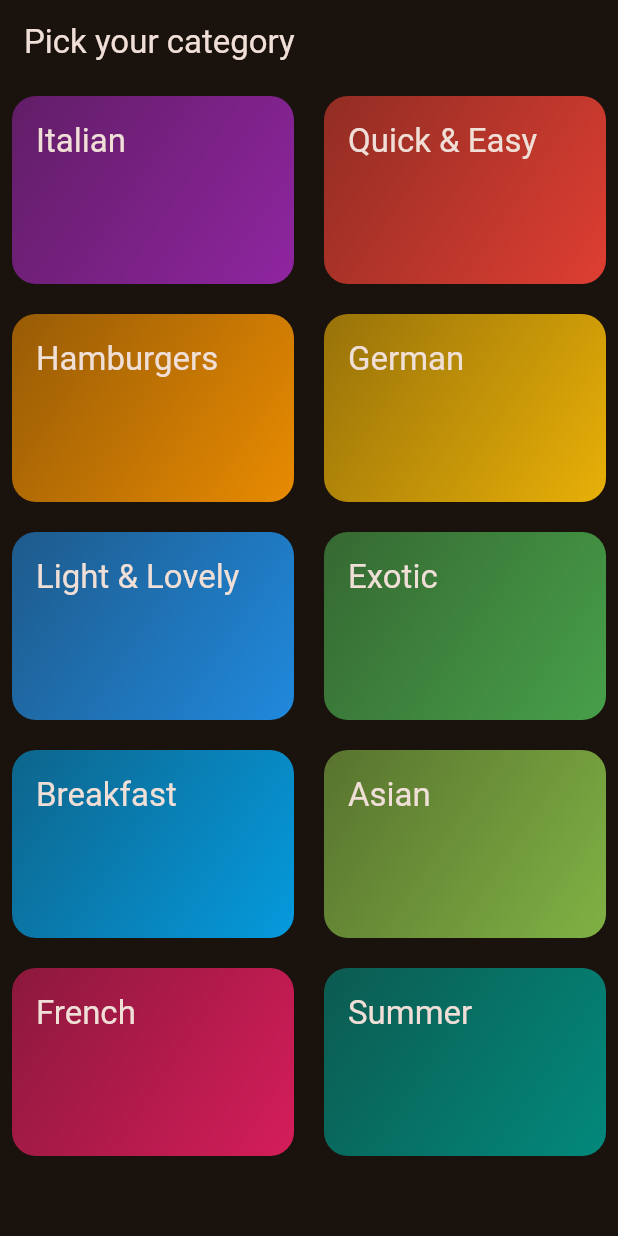
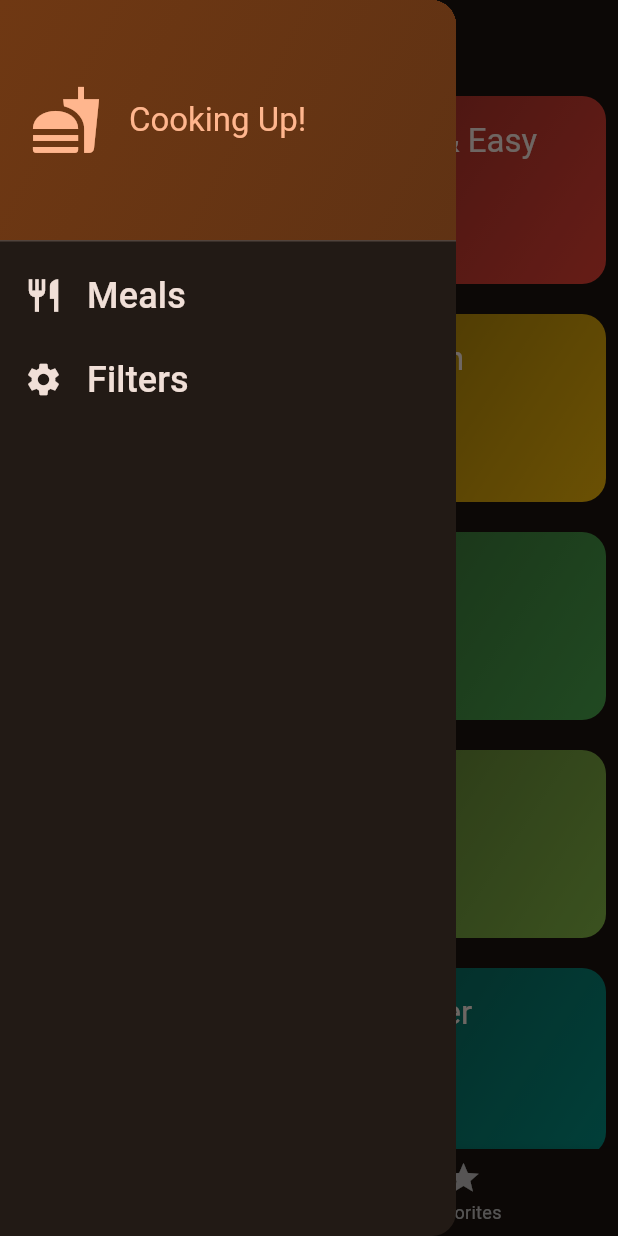
Before and after one commit to jerhamiltron/meals_app, a Flutter app: the screen it shows after launch, with the side drawer open (before the commit the screen has no drawer), on a phone screen of 412 x 824 dp. Run offline on Flutter 3.47's test engine with Material 3 defaults, Android fonts, the phone set to English and light mode, and no system bars; our stand-ins replace flutter_riverpod, transparent_image.

Commit message:
added provider for app wide state mgmt

```diff
--- a/lib/main.dart
+++ b/lib/main.dart
@@ -1,6 +1,7 @@
 import 'package:flutter/material.dart';
+import 'package:flutter_riverpod/flutter_riverpod.dart';
 
-import 'package:meals_app/screens/categories.dart';
+import 'package:meals_app/screens/tabs.dart';
 
 final theme = ThemeData(
   useMaterial3: true,
@@ -11,7 +12,7 @@ final theme = ThemeData(
 );
 
 void main() {
-  runApp(const App());
+  runApp(const ProviderScope(child: App()));
 }
 
 class App extends StatelessWidget {
@@ -21,7 +22,8 @@ class App extends StatelessWidget {
   Widget build(BuildContext context) {
     return MaterialApp(
       theme: theme,
-      home: const CategoriesScreen(),
+      home: const TabsScreen(),
+      debugShowCheckedModeBanner: false,
     );
   }
 }
--- /dev/null
+++ b/lib/providers/meals_provider.dart
@@ -0,0 +1,6 @@
+import 'package:flutter_riverpod/flutter_riverpod.dart';
+import 'package:meals_app/data/dummy_data.dart';
+
+final mealsProvider = Provider((ref) {
+  return dummyMeals;
+});
--- a/lib/screens/categories.dart
+++ b/lib/screens/categories.dart
@@ -1,14 +1,20 @@
 import 'package:flutter/material.dart';
 import 'package:meals_app/data/dummy_data.dart';
 import 'package:meals_app/models/category.dart';
+import 'package:meals_app/models/meal.dart';
 import 'package:meals_app/screens/meals.dart';
 import 'package:meals_app/widgets/category_grid_item.dart';
 
 class CategoriesScreen extends StatelessWidget {
-  const CategoriesScreen({super.key});
+  const CategoriesScreen({
+    super.key,
+    required this.filteredMeals,
+  });
+
+  final List<Meal> filteredMeals;
 
   void _selectCategory(BuildContext context, Category category) {
-    var meals = dummyMeals
+    var meals = filteredMeals
         .where((meal) => meal.categories.contains(category.id))
         .toList();
 
@@ -18,7 +24,6 @@ class CategoriesScreen extends StatelessWidget {
         builder: (context) => MealsScreen(
           title: category.title,
           meals: meals,
-          category: category,
         ),
       ),
     );
@@ -26,11 +31,7 @@ class CategoriesScreen extends StatelessWidget {
 
   @override
   Widget build(BuildContext context) {
-    return Scaffold(
-      appBar: AppBar(
-        title: const Text('Pick your category'),
-      ),
-      body: GridView(
+    return GridView(
       padding: const EdgeInsets.all(8),
       gridDelegate: const SliverGridDelegateWithFixedCrossAxisCount(
         crossAxisCount: 2,
@@ -48,7 +49,6 @@ class CategoriesScreen extends StatelessWidget {
                 _selectCategory(context, category);
               })
       ],
-      ),
     );
   }
 }
--- /dev/null
+++ b/lib/screens/tabs.dart
@@ -0,0 +1,111 @@
+import 'package:flutter/material.dart';
+import 'package:flutter_riverpod/flutter_riverpod.dart';
+
+// Screens
+import 'package:meals_app/screens/categories.dart';
+import 'package:meals_app/screens/filters.dart';
+import 'package:meals_app/screens/meals.dart';
+
+// Widgets
+import 'package:meals_app/widgets/main_drawer.dart';
+
+// Providers
+import 'package:meals_app/providers/meals_provider.dart';
+import 'package:meals_app/providers/favorites_provider.dart';
+import 'package:meals_app/providers/filters_provider.dart';
+
+const kInitialFilters = {
+  Filter.glutenFree: false,
+  Filter.lactoseFree: false,
+  Filter.vegetarian: false,
+  Filter.vegan: false,
+};
+
+class TabsScreen extends ConsumerStatefulWidget {
+  const TabsScreen({super.key});
+
+  @override
+  ConsumerState<TabsScreen> createState() => _TabsScreenState();
+}
+
+class _TabsScreenState extends ConsumerState<TabsScreen> {
+  int _selectedPage = 0;
+
+  void _selectPage(int index) {
+    setState(() {
+      _selectedPage = index;
+    });
+  }
+
+  void _setScreen(String identifier) async {
+    Navigator.of(context).pop();
+
+    if (identifier == 'filters') {
+      await Navigator.of(context).push<Map<Filter, bool>>(
+        MaterialPageRoute(
+          builder: (context) => const FiltersScreen(),
+        ),
+      );
+    }
+  }
+
+  @override
+  Widget build(BuildContext context) {
+    final meals = ref.watch(mealsProvider);
+    final activeFilters = ref.watch(filtersProvider);
+
+    final filteredMeals = meals.where((meal) {
+      if (activeFilters[Filter.glutenFree]! && !meal.isGlutenFree) {
+        return false;
+      }
+      if (activeFilters[Filter.lactoseFree]! && !meal.isLactoseFree) {
+        return false;
+      }
+      if (activeFilters[Filter.vegetarian]! && !meal.isVegetarian) {
+        return false;
+      }
+      if (activeFilters[Filter.vegan]! && !meal.isVegan) {
+        return false;
+      }
+      return true;
+    }).toList();
+
+    final favoriteMeals = ref.watch(favoritesProvider);
+
+    Widget activePage = CategoriesScreen(
+      filteredMeals: filteredMeals,
+    );
+    var activeTitle = 'Categories';
+
+    if (_selectedPage == 1) {
+      activePage = MealsScreen(
+        meals: favoriteMeals,
+      );
+      activeTitle = 'Favorites';
+    }
+
+    return Scaffold(
+      appBar: AppBar(title: Text(activeTitle)),
+      drawer: MainDrawer(
+        onSelectScreen: _setScreen,
+      ),
+      body: activePage,
+      bottomNavigationBar: BottomNavigationBar(
+        onTap: (index) {
+          _selectPage(index);
+        },
+        currentIndex: _selectedPage,
+        items: const [
+          BottomNavigationBarItem(
+            icon: Icon(Icons.set_meal),
+            label: 'Categories',
+          ),
+          BottomNavigationBarItem(
+            icon: Icon(Icons.star),
+            label: 'Favorites',
+          ),
+        ],
+      ),
+    );
+  }
+}
--- a/lib/widgets/category_grid_item.dart
+++ b/lib/widgets/category_grid_item.dart
@@ -34,7 +34,7 @@ class CategoryGridItem extends StatelessWidget {
           style: Theme.of(context)
               .textTheme
               .titleLarge!
-              .copyWith(color: Theme.of(context).colorScheme.onBackground),
+              .copyWith(color: Theme.of(context).colorScheme.onSurface),
         ),
       ),
     );
--- /dev/null
+++ b/lib/widgets/main_drawer.dart
@@ -0,0 +1,83 @@
+import 'package:flutter/material.dart';
+
+class MainDrawer extends StatelessWidget {
+  const MainDrawer({super.key, required this.onSelectScreen});
+
+  final void Function(String identifier) onSelectScreen;
+
+  @override
+  Widget build(BuildContext context) {
+    return Drawer(
+        elevation: 3,
+        child: Column(
+          children: [
+            DrawerHeader(
+              padding: const EdgeInsets.all(20),
+              decoration: BoxDecoration(
+                  gradient: LinearGradient(
+                colors: [
+                  Theme.of(context).colorScheme.primaryContainer,
+                  Theme.of(context)
+                      .colorScheme
+                      .primaryContainer
+                      .withOpacity(0.8),
+                ],
+                begin: Alignment.topLeft,
+                end: Alignment.bottomRight,
+              )),
+              child: Row(
+                children: [
+                  Icon(
+                    Icons.fastfood,
+                    size: 48,
+                    color: Theme.of(context).colorScheme.primary,
+                  ),
+                  const SizedBox(width: 18),
+                  Text(
+                    'Cooking Up!',
+                    style: Theme.of(context)
+                        .textTheme
+                        .titleLarge!
+                        .copyWith(color: Theme.of(context).colorScheme.primary),
+                  ),
+                ],
+              ),
+            ),
+            ListTile(
+              onTap: () {
+                onSelectScreen('meals');
+              },
+              leading: Icon(
+                Icons.restaurant,
+                size: 26,
+                color: Theme.of(context).colorScheme.onSurface,
+              ),
+              title: Text(
+                'Meals',
+                style: Theme.of(context).textTheme.titleSmall!.copyWith(
+                      color: Theme.of(context).colorScheme.onSurface,
+                      fontSize: 24,
+                    ),
+              ),
+            ),
+            ListTile(
+              onTap: () {
+                onSelectScreen('filters');
+              },
+              leading: Icon(
+                Icons.settings,
+                size: 26,
+                color: Theme.of(context).colorScheme.onSurface,
+              ),
+              title: Text(
+                'Filters',
+                style: Theme.of(context).textTheme.titleSmall!.copyWith(
+                      color: Theme.of(context).colorScheme.onSurface,
+                      fontSize: 24,
+                    ),
+              ),
+            ),
+          ],
+        ));
+  }
+}
--- a/pubspec.yaml
+++ b/pubspec.yaml
@@ -35,6 +35,7 @@ dependencies:
   # Use with the CupertinoIcons class for iOS style icons.
   cupertino_icons: ^1.0.2
   transparent_image: ^2.0.1
+  flutter_riverpod: ^2.5.1
 
 dev_dependencies:
   flutter_test:
```
Also changed, not shown: lib/providers/favorites_provider.dart (added, +23 -0 lines), lib/providers/filters_provider.dart (added, +30 -0 lines), lib/screens/filters.dart (added, +165 -0 lines), lib/screens/meal_details.dart (+38 -4 lines), lib/screens/meals.dart (+14 -10 lines), pubspec.lock. Lines whose indentation alone changed are shown as unchanged.
